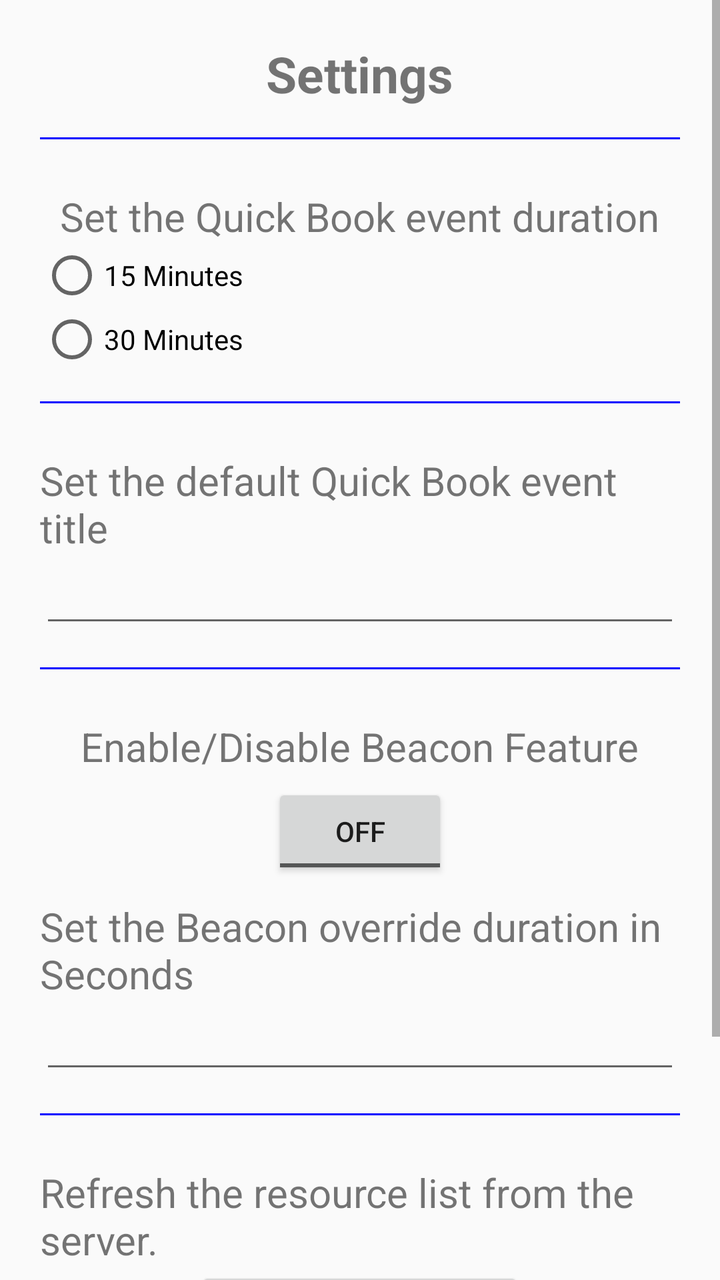
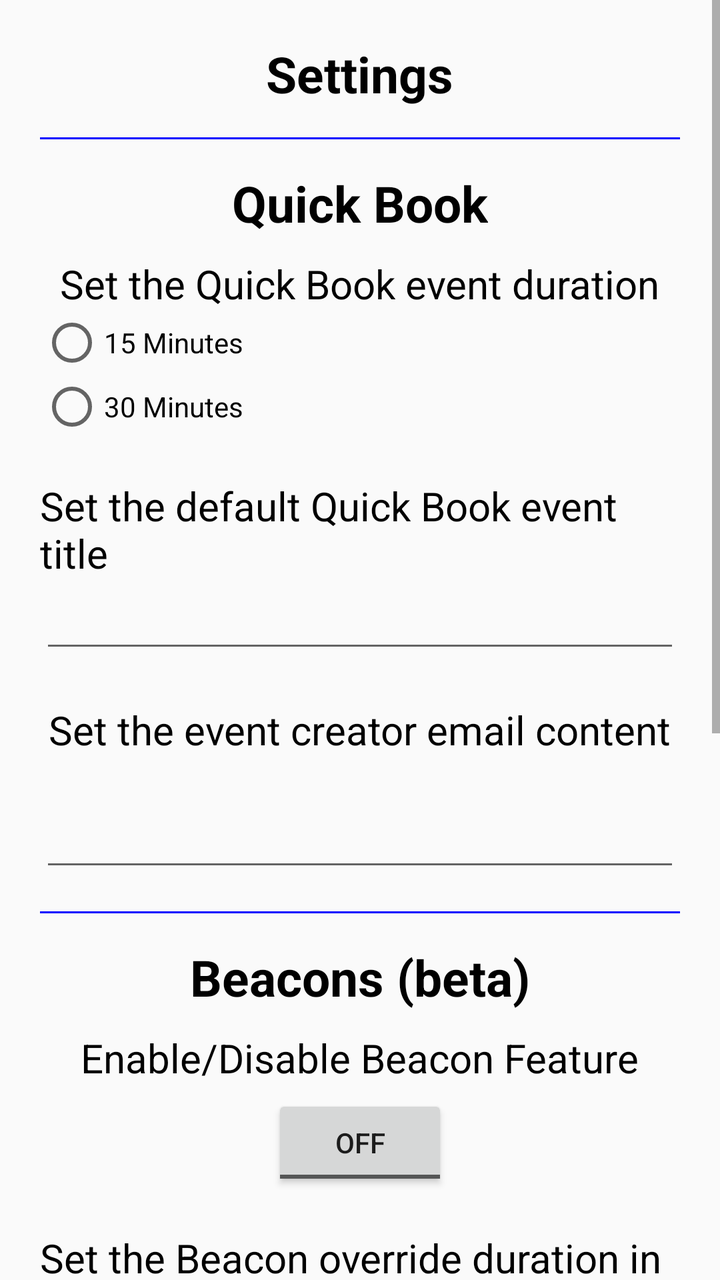

Before-and-after screenshots of an Android layout around one commit, followed by the original layout XML and the change that was made.
<!-- AndroidManifest.xml: application theme AppTheme -->
<!-- res/layout/settings_dialogue_fragment.xml -->
<?xml version="1.0" encoding="utf-8"?>
<layout xmlns:android="http://schemas.android.com/apk/res/android">

    <data/>
    <ScrollView
        android:layout_width="match_parent"
        android:layout_height="match_parent">
        <LinearLayout
            android:layout_width="match_parent"
            android:layout_height="match_parent"
            android:orientation="vertical"
            android:gravity="center_horizontal"
            android:padding="20dp">

            <TextView
                style="@style/text_heading"
                android:text="@string/settings_title"
                android:gravity="center_horizontal"
                />

            <View style="@style/horizontal_line" />

            <TextView
                style="@style/text_content_link"
                android:text="@string/settings_event_duration_txt"
                android:layout_marginTop="10dp"
                />

            <RadioGroup
                android:id="@+id/settings_event_duration_container"
                android:layout_width="fill_parent"
                android:layout_height="wrap_content"
                android:orientation="vertical">
                <RadioButton
                    android:id="@+id/settings_event_duration_15min"
                    style="@style/button"
                    android:text="@string/settings_event_duration_15min"
                    />
                <RadioButton
                    android:id="@+id/settings_event_duration_30min"
                    style="@style/button"
                    android:text="@string/settings_event_duration_30min"
                    />
            </RadioGroup>

            <View style="@style/horizontal_line" />

            <TextView
                style="@style/text_content_link"
                android:text="@string/settings_event_book_title_txt"
                android:layout_marginTop="10dp"
                />
            <EditText
                android:id="@+id/edit_event_title"
                style="@style/edit_standard"
                />

            <View style="@style/horizontal_line" />

            <TextView
                style="@style/text_content_link"
                android:text="@string/settings_beacon_toggle"
                android:layout_width="wrap_content"
                android:layout_marginTop="10dp"
                android:layout_marginBottom="5dp"
                />

            <ToggleButton
                android:id="@+id/settings_beacon_toggle_button"
                android:layout_width="wrap_content"
                android:layout_height="wrap_content"
                />
            <TextView
                android:id="@+id/settings_beacon_disabled"
                style="@style/text_content"
                android:text="@string/settings_beacon_disabled"
                android:layout_width="wrap_content"
                android:layout_marginTop="10dp"
                android:layout_marginBottom="5dp"
                android:textColor="@color/warning"
                android:visibility="gone"
                />

            <TextView
                style="@style/text_content_link"
                android:text="@string/settings_beacon_override_duration"
                android:layout_marginTop="10dp"
                />
            <EditText
                android:id="@+id/edit_beacon_override"
                style="@style/edit_standard"
                android:inputType="number"
                android:maxLength="3"
                />

            <View style="@style/horizontal_line" />

            <TextView
                style="@style/text_content_link"
                android:text="@string/settings_refresh_resources_txt"
                android:layout_width="wrap_content"
                android:layout_marginTop="10dp"
                />
            <Button
                android:id="@+id/settings_refresh_resources_button"
                android:layout_width="wrap_content"
                android:layout_height="wrap_content"
                android:text="@string/settings_refresh_resources_btn"/>

            <View style="@style/horizontal_line" />

            <Button
                style="@style/button"
                android:id="@+id/settings_done_button"
                android:text="@string/close_btn"
                android:layout_marginTop="10dp"/>

        </LinearLayout>
    </ScrollView>
</layout>
<!-- resources referenced by this layout -->
<resources>
  <color name="warning">#FF0000</color>
  <string name="close_btn">Close</string>
  <string name="settings_beacon_disabled">This feature is not available for this version of Android</string>
  <string name="settings_beacon_override_duration">Set the Beacon override duration in Seconds</string>
  <string name="settings_beacon_toggle">Enable/Disable Beacon Feature</string>
  <string name="settings_event_book_title_txt">Set the default Quick Book event title</string>
  <string name="settings_event_duration_15min">15 Minutes</string>
  <string name="settings_event_duration_30min">30 Minutes</string>
  <string name="settings_event_duration_txt">Set the Quick Book event duration</string>
  <string name="settings_refresh_resources_btn">Refresh Resources</string>
  <string name="settings_refresh_resources_txt">Refresh the resource list from the server.</string>
  <string name="settings_title">Settings</string>
  <style name="button">
          <item name="android:layout_width">wrap_content</item>
          <item name="android:layout_height">wrap_content</item>
      </style>&gt;
  <style name="edit_standard" parent="edit">
          <item name="android:maxLength">15</item>
          <item name="android:singleLine">true</item>
      </style>
  <style name="horizontal_line">
          <item name="android:layout_width">fill_parent</item>
          <item name="android:layout_height">1dp</item>
          <item name="android:background">@color/horizontalLine</item>
          <item name="android:layout_marginTop">15dp</item>
          <item name="android:layout_marginBottom">15dp</item>
      </style>
  <style name="text_content" parent="text">
          <item name="android:textSize">20sp</item>
      </style>
  <style name="text_content_link" parent="text">
          <item name="android:textSize">20sp</item>
          <item name="android:autoLink">web</item>
      </style>
  <style name="text_heading" parent="text">
          <item name="android:textSize">25sp</item>
          <item name="android:textStyle">bold</item>
      </style>
  <style name="AppTheme" parent="Theme.AppCompat.Light.DarkActionBar">
          
          <item name="colorPrimary">@color/colorPrimary</item>
          <item name="colorPrimaryDark">@color/colorPrimaryDark</item>
          <item name="colorAccent">@color/colorAccent</item>
      </style>
  <style name="edit">
          <item name="android:layout_width">match_parent</item>
          <item name="android:layout_height">wrap_content</item>
      </style>
  <color name="horizontalLine">#FF0000FF</color>
  <style name="text">
          <item name="android:layout_width">wrap_content</item>
          <item name="android:layout_height">wrap_content</item>
      </style>
  <color name="colorPrimary">#3F51B5</color>
  <color name="colorPrimaryDark">#303F9F</color>
  <color name="colorAccent">#FF4081</color>
</resources>

<!-- the commit's change to res/layout/settings_dialogue_fragment.xml (unified diff, before → after) -->
@@ -4,7 +4,10 @@
     <data/>
     <ScrollView
         android:layout_width="match_parent"
-        android:layout_height="match_parent">
+        android:layout_height="match_parent"
+        android:minWidth="1000dp"
+        >
+
         <LinearLayout
             android:layout_width="match_parent"
             android:layout_height="match_parent"
@@ -19,6 +22,11 @@
                 />
 
             <View style="@style/horizontal_line" />
+            <TextView
+                style="@style/text_heading"
+                android:text="@string/quickbook_title"
+                android:gravity="center_horizontal"
+                />
 
             <TextView
                 style="@style/text_content_link"
@@ -43,19 +51,32 @@
                     />
             </RadioGroup>
 
-            <View style="@style/horizontal_line" />
-
             <TextView
                 style="@style/text_content_link"
                 android:text="@string/settings_event_book_title_txt"
-                android:layout_marginTop="10dp"
+                android:layout_marginTop="20dp"
                 />
             <EditText
                 android:id="@+id/edit_event_title"
                 style="@style/edit_standard"
                 />
 
+            <TextView
+                style="@style/text_content_link"
+                android:text="@string/settings_email_content_title_txt"
+                android:layout_marginTop="20dp"
+                />
+            <EditText
+                android:id="@+id/edit_email_content"
+                style="@style/edit_multiline"
+                />
+
             <View style="@style/horizontal_line" />
+            <TextView
+                style="@style/text_heading"
+                android:text="@string/beacons_title"
+                android:gravity="center_horizontal"
+                />
 
             <TextView
                 style="@style/text_content_link"
@@ -77,14 +98,14 @@
                 android:layout_width="wrap_content"
                 android:layout_marginTop="10dp"
                 android:layout_marginBottom="5dp"
-                android:textColor="@color/warning"
+                android:textColor="@color/text_warning"
                 android:visibility="gone"
                 />
 
             <TextView
                 style="@style/text_content_link"
                 android:text="@string/settings_beacon_override_duration"
-                android:layout_marginTop="10dp"
+                android:layout_marginTop="20dp"
                 />
             <EditText
                 android:id="@+id/edit_beacon_override"
@@ -93,13 +114,38 @@
                 android:maxLength="3"
                 />
 
+            <TextView
+                style="@style/text_content_link"
+                android:text="@string/settings_beacon_distance"
+                android:layout_marginTop="20dp"
+                />
+            <SeekBar
+                android:id="@+id/seek_beacon_trigger_distance"
+                android:layout_width="match_parent"
+                android:layout_height="wrap_content"
+                android:layout_marginTop="10dp"
+                android:max="9"
+                android:focusableInTouchMode="true"
+                android:focusable="true"
+                >
+            </SeekBar>
+            <TextView
+                android:id="@+id/seek_beacon_trigger_distance_value"
+                android:layout_width="wrap_content"
+                android:layout_height="wrap_content" />
+
             <View style="@style/horizontal_line" />
+            <TextView
+                style="@style/text_heading"
+                android:text="@string/resources_title"
+                android:gravity="center_horizontal"
+                />
 
             <TextView
                 style="@style/text_content_link"
                 android:text="@string/settings_refresh_resources_txt"
                 android:layout_width="wrap_content"
-                android:layout_marginTop="10dp"
+                android:layout_marginTop="20dp"
                 />
             <Button
                 android:id="@+id/settings_refresh_resources_button"
<!-- resource entries referenced after the edit -->
@@ -1,10 +1,15 @@
 <!-- resources referenced by this layout -->
 <resources>
-  <color name="warning">#FF0000</color>
+  <color name="text_warning">#FF0000</color>
+  <string name="beacons_title">Beacons (beta)</string>
   <string name="close_btn">Close</string>
+  <string name="quickbook_title">Quick Book</string>
+  <string name="resources_title">Resources</string>
   <string name="settings_beacon_disabled">This feature is not available for this version of Android</string>
-  <string name="settings_beacon_override_duration">Set the Beacon override duration in Seconds</string>
+  <string name="settings_beacon_distance">Set the Beacon trigger distance in metres</string>
+  <string name="settings_beacon_override_duration">Set the Beacon override duration in seconds</string>
   <string name="settings_beacon_toggle">Enable/Disable Beacon Feature</string>
+  <string name="settings_email_content_title_txt">Set the event creator email content</string>
   <string name="settings_event_book_title_txt">Set the default Quick Book event title</string>
   <string name="settings_event_duration_15min">15 Minutes</string>
   <string name="settings_event_duration_30min">30 Minutes</string>
@@ -16,6 +21,15 @@
           <item name="android:layout_width">wrap_content</item>
           <item name="android:layout_height">wrap_content</item>
       </style>&gt;
+  <style name="edit_multiline" parent="edit">
+          <item name="android:maxLength">100</item>
+          <item name="android:inputType">textMultiLine</item>
+          <item name="android:lines">3</item>
+          <item name="android:minLines">2</item>
+          <item name="android:gravity">top|left</item>
+          <item name="android:maxLines">5</item>
+          <item name="android:scrollbars">vertical</item>
+      </style>
   <style name="edit_standard" parent="edit">
           <item name="android:maxLength">15</item>
           <item name="android:singleLine">true</item>
@@ -47,14 +61,17 @@
   <style name="edit">
           <item name="android:layout_width">match_parent</item>
           <item name="android:layout_height">wrap_content</item>
+          <item name="android:textColor">@color/text_standard</item>
       </style>
   <color name="horizontalLine">#FF0000FF</color>
   <style name="text">
           <item name="android:layout_width">wrap_content</item>
           <item name="android:layout_height">wrap_content</item>
+          <item name="android:textColor">@color/text_standard</item>
       </style>
   <color name="colorPrimary">#3F51B5</color>
   <color name="colorPrimaryDark">#303F9F</color>
   <color name="colorAccent">#FF4081</color>
+  <color name="text_standard">#000000</color>
 </resources>
 
